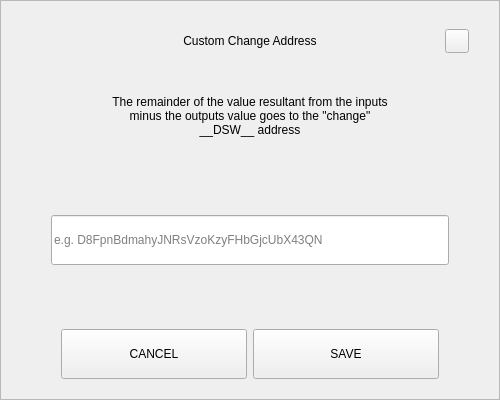
Before: the Qt Designer form src/qt/pivx/forms/sendchangeaddressdialog.ui in decenomy/DSW, drawn with Qt 5.
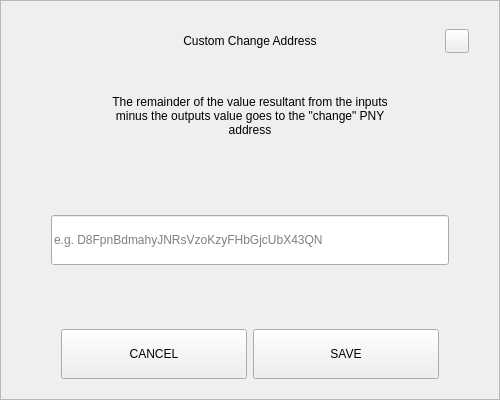
After: the same form once the commit is applied.

```diff
--- a/src/qt/pivx/forms/sendchangeaddressdialog.ui
+++ b/src/qt/pivx/forms/sendchangeaddressdialog.ui
@@ -164,7 +164,7 @@
          </size>
         </property>
         <property name="text">
-         <string>The remainder of the value resultant from the inputs minus the outputs value goes to the &quot;change&quot; __DSW__ address</string>
+         <string>The remainder of the value resultant from the inputs minus the outputs value goes to the &quot;change&quot; PNY address</string>
         </property>
         <property name="alignment">
          <set>Qt::AlignCenter</set>
```
